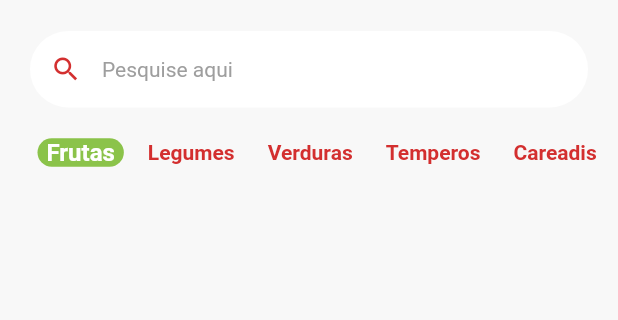
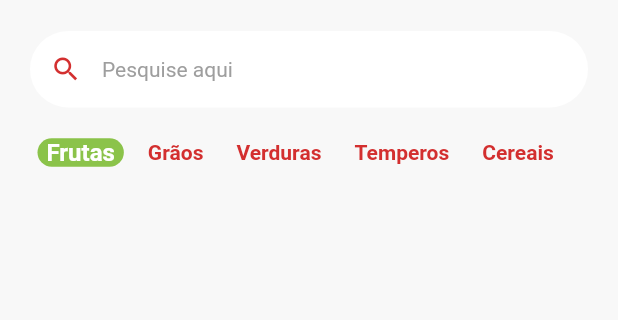
Before and after one commit to caneto/Projeto-do-Quintanda-Virtual---1, a Flutter app: the HomeTab screen opened directly, on a phone screen of 412 x 824 dp, the part 68-388 px from its top. Run offline on Flutter 3.47's test engine with Material 2 defaults, Android fonts, the phone set to English and light mode, and no system bars; drawn by our look-alikes of badges; our stand-ins replace animated_text_kit, mask_text_input_formatter.

Commit message:
Atualização

```diff
--- a/lib/config/app_data.dart
+++ b/lib/config/app_data.dart
@@ -66,4 +66,4 @@ List<ItemModel> items = [
 
 List<String> categories = [
   'Frutas', 'Grãos', 'Verduras', 'Temperos', 'Cereais'
-]
+];
--- a/lib/tabs/home_tab.dart
+++ b/lib/tabs/home_tab.dart
@@ -1,5 +1,6 @@
 import 'package:badges/badges.dart';
 import 'package:flutter/material.dart';
+import 'package:quitandavirtual/config/app_data.dart';
 import 'package:quitandavirtual/config/custom_colors.dart';
 import 'package:quitandavirtual/tiles/category_tile.dart';
 
@@ -11,9 +12,6 @@ class HomeTab extends StatefulWidget {
 }
 
 class _HomeTabState extends State<HomeTab> {
-  List<String> categories = [
-    'Frutas', 'Legumes', 'Verduras', 'Temperos', 'Careadis',
-  ];
 
   String selectCategory = 'Frutas';
 
```
